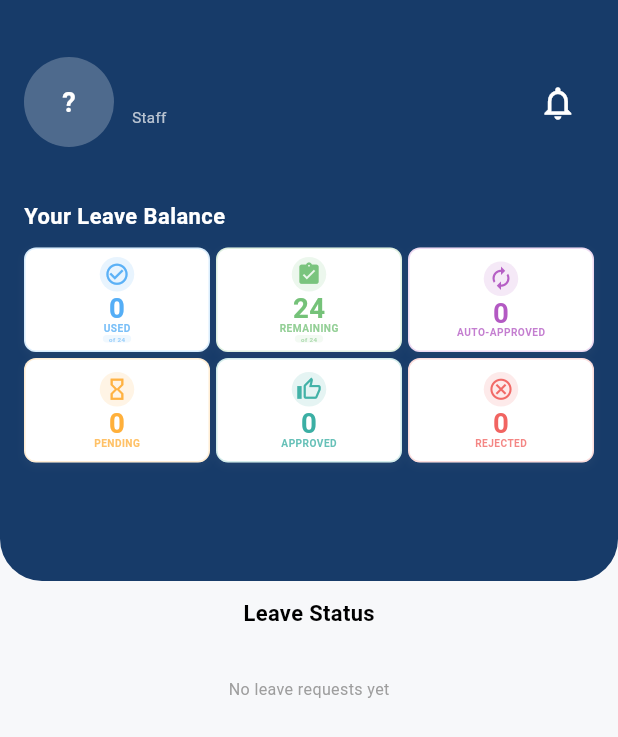
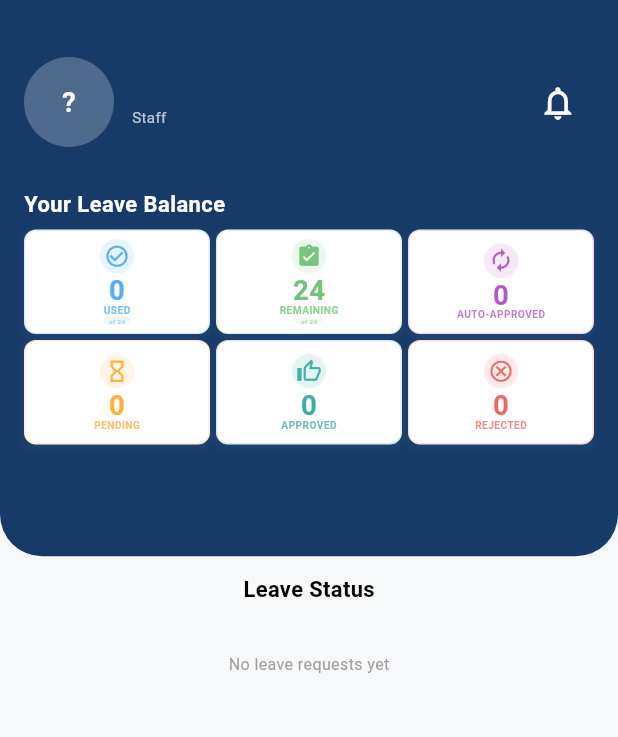
Before and after one commit to sakdany62/WIS-Request-App, a Flutter app: the StaffHomeScreen screen opened directly, on a phone screen of 412 x 824 dp. Shown: the top 737 px of the screen. Run offline on Flutter 3.47's test engine with Material 3 defaults, Android fonts, the phone set to English and light mode, and no system bars; our stand-ins replace cached_network_image, cloud_firestore, firebase_auth, firebase_core, firebase_storage, flutter_local_notifications and 4 more; missing offline and left inert: excel; accounts and stored records are empty.

Commit message:
Reduce spacing between 'Your Leave Balance' and balance cards in staff home screen

```diff
--- a/lib/screens/staff/staff_home_screen.dart
+++ b/lib/screens/staff/staff_home_screen.dart
@@ -347,9 +347,8 @@ class _HeaderSection extends StatelessWidget {
 
   @override
   Widget build(BuildContext context) {
-    // Get screen height to calculate 40%
     final screenHeight = MediaQuery.of(context).size.height;
-    final headerHeight = screenHeight * 0.47;
+    final headerHeight = screenHeight * 0.45;
 
     return SizedBox(
       height: headerHeight,
@@ -385,7 +384,7 @@ class _HeaderSection extends StatelessWidget {
             ),
 
             // Increased space between user header and "Your Leave Balance"
-            SizedBox(height: isMobile ? 36 : 48),
+            SizedBox(height: isMobile ? 28 : 40),
 
             // Row with "Your Leave Balance" on the left
             Row(
@@ -402,7 +401,7 @@ class _HeaderSection extends StatelessWidget {
                 ),
               ],
             ),
-            SizedBox(height: isMobile ? 10 : 14),
+            SizedBox(height: isMobile ? 6 : 10),
 
             // Grid of balance cards
             Expanded(
```
